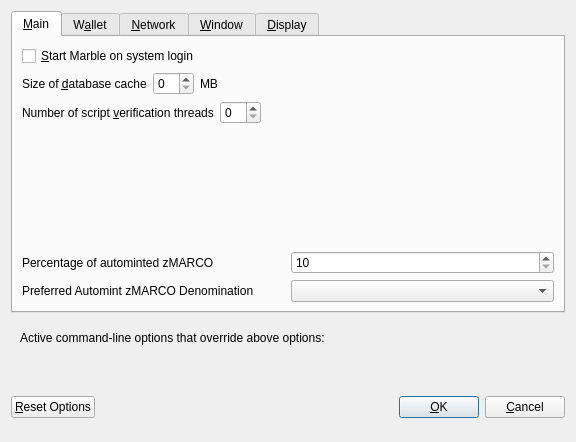
This is src/qt/forms/optionsdialog.ui in 3v3rt0n/MarbleCoin as Qt 5 draws it before an edit. The edited form follows.
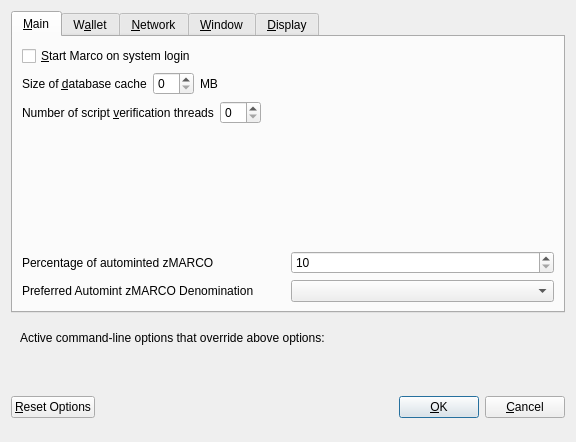
This is the edited form. Custom widgets are drawn as their Qt base class.

Commit message:
Change to Marco Polo Coin
Change to Marco Polo Coin

The edit to the form file:
```diff
--- a/src/qt/forms/optionsdialog.ui
+++ b/src/qt/forms/optionsdialog.ui
@@ -33,7 +33,7 @@
           <string>Automatically start Marble after logging in to the system.</string>
          </property>
          <property name="text">
-          <string>&amp;Start Marble on system login</string>
+          <string>&amp;Start Marco on system login</string>
          </property>
         </widget>
        </item>
```
Left out of the diff: 10 changed lines with no effect on the pictures. The commit also changes 362 other files.
